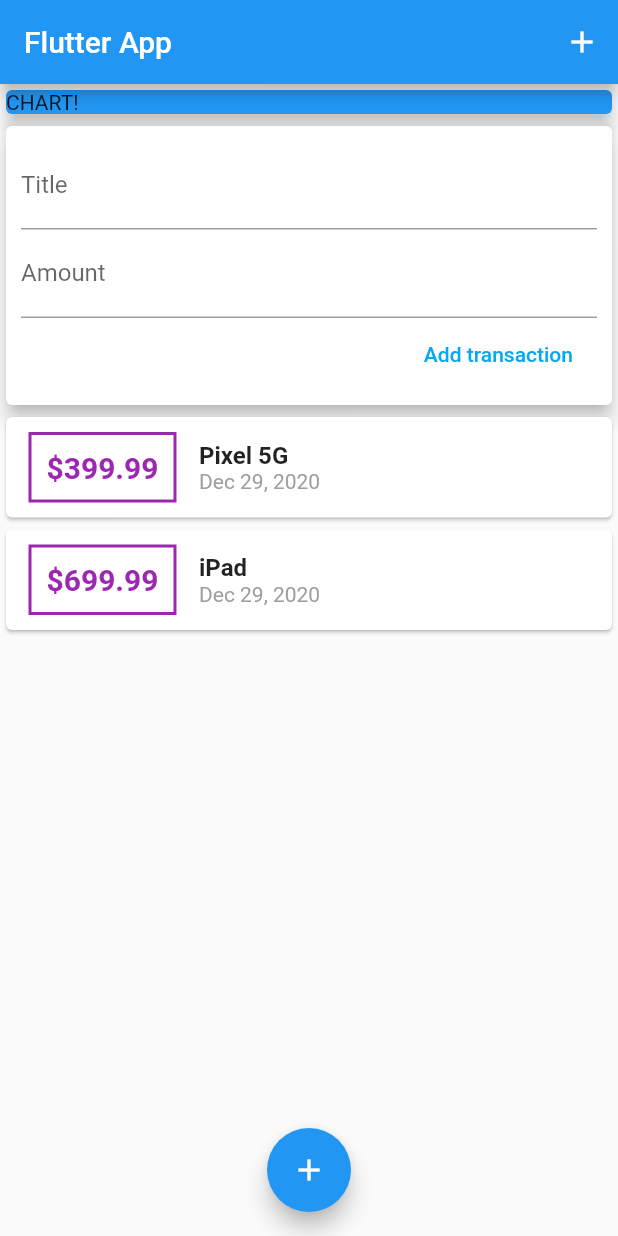
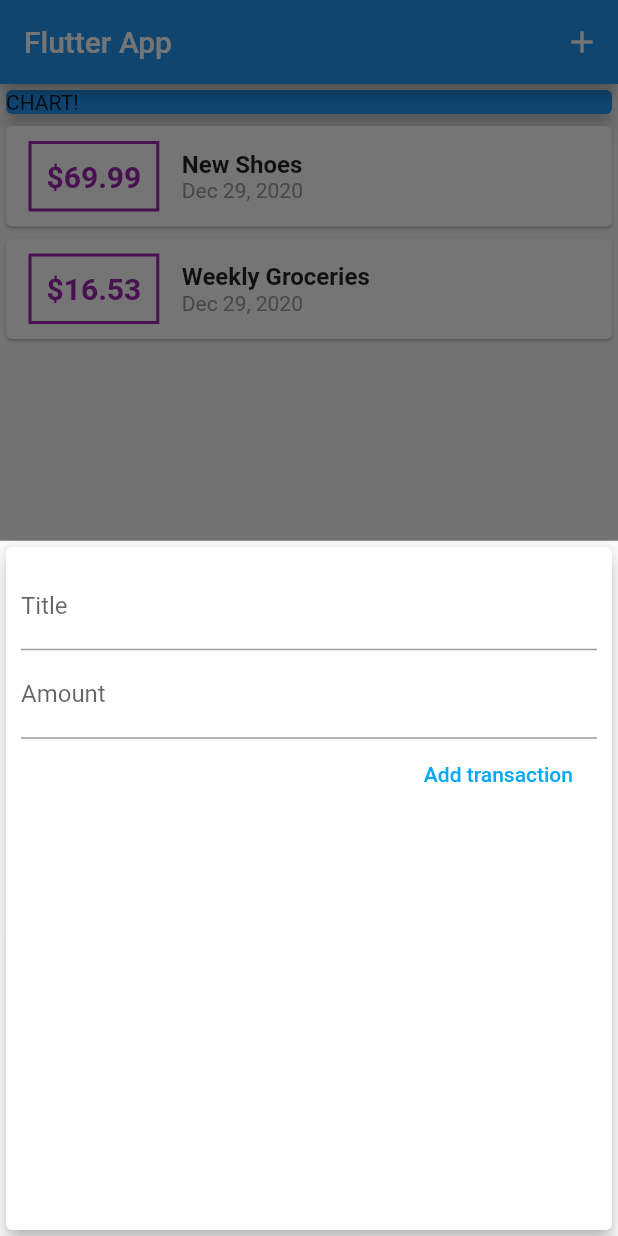
Before and after one commit to Flutteric/ExpensesApp, a Flutter app: the screen it shows after launch, after a tap on the "add" icon, on a phone screen of 412 x 824 dp. Run offline on Flutter 3.47's test engine with Material 2 defaults, Android fonts, the phone set to English and light mode, and no system bars.

```diff
--- a/lib/main.dart
+++ b/lib/main.dart
@@ -1,4 +1,6 @@
-import './widgets/user_transaction.dart';
+import './widgets/transaction_list.dart';
+import './widgets/new_transaction.dart';
+import './models/transaction.dart';
 import 'package:flutter/material.dart';
 
 void main() => runApp(MyApp());
@@ -13,18 +15,71 @@ class MyApp extends StatelessWidget {
   }
 }
 
-class MyHomePage extends StatelessWidget {
+class MyHomePage extends StatefulWidget {
+  // String titleInput;
+  // String amountInput;
+  @override
+  _MyHomePageState createState() => _MyHomePageState();
+}
+
+class _MyHomePageState extends State<MyHomePage> {
+  final List<Transaction> _userTransactions = [
+    Transaction(
+      id: 't1',
+      title: 'New Shoes',
+      amount: 69.99,
+      date: DateTime.now(),
+    ),
+    Transaction(
+      id: 't2',
+      title: 'Weekly Groceries',
+      amount: 16.53,
+      date: DateTime.now(),
+    ),
+  ];
+
+  void _addNewTransaction(String txTitle, double txAmount) {
+    final newTx = Transaction(
+      title: txTitle,
+      amount: txAmount,
+      date: DateTime.now(),
+      id: DateTime.now().toString(),
+    );
+
+    setState(() {
+      _userTransactions.add(newTx);
+    });
+  }
+
+  void _startAddNewTransaction(BuildContext ctx) {
+    showModalBottomSheet(
+      context: ctx,
+      builder: (_) {
+        return GestureDetector(
+          onTap: () {},
+          child: NewTransaction(_addNewTransaction),
+          behavior: HitTestBehavior.opaque,
+        );
+      },
+    );
+  }
+
   @override
   Widget build(BuildContext context) {
     return Scaffold(
       appBar: AppBar(
         title: Text('Flutter App'),
-        actions: <Widget>[IconButton(icon: Icon(Icons.add), onPressed: () {})],
+        actions: <Widget>[
+          IconButton(
+            icon: Icon(Icons.add),
+            onPressed: () => _startAddNewTransaction(context),
+          ),
+        ],
       ),
       body: SingleChildScrollView(
         child: Column(
-          // mainAxisAlignment: MainAxisAlignment.spaceAround,
-          crossAxisAlignment: CrossAxisAlignment.center,
+          // mainAxisAlignment: MainAxisAlignment.start,
+          crossAxisAlignment: CrossAxisAlignment.stretch,
           children: <Widget>[
             Container(
               width: double.infinity,
@@ -34,14 +89,14 @@ class MyHomePage extends StatelessWidget {
                 elevation: 5,
               ),
             ),
-            UserTransaction()
+            TransactionList(_userTransactions),
           ],
         ),
       ),
       floatingActionButtonLocation: FloatingActionButtonLocation.centerFloat,
       floatingActionButton: FloatingActionButton(
         child: Icon(Icons.add),
-        onPressed: () {},
+        onPressed: () => _startAddNewTransaction(context),
       ),
     );
   }
--- a/lib/widgets/new_transaction.dart
+++ b/lib/widgets/new_transaction.dart
@@ -16,8 +16,8 @@ class NewTransaction extends StatelessWidget {
     }
 
     addTx(
-      titleController.text,
-      double.parse(amountController.text),
+      enteredTitle,
+      enteredAmount,
     );
   }
 
--- a/lib/widgets/user_transaction.dart
+++ /dev/null
@@ -1,41 +0,0 @@
-import '../models/transaction.dart';
-
-import './new_transaction.dart';
-import './transaction_list.dart';
-import 'package:flutter/material.dart';
-
-class UserTransaction extends StatefulWidget {
-  @override
-  _UserTransactionState createState() => _UserTransactionState();
-}
-
-class _UserTransactionState extends State<UserTransaction> {
-  final List<Transaction> _userTransaction = [
-    Transaction(
-        id: 't1', title: 'Pixel 5G', amount: 399.99, date: DateTime.now()),
-    Transaction(id: 't2', title: 'iPad', amount: 699.99, date: DateTime.now()),
-  ];
-
-  void _addNewTransaction(String txTitle, double txtAmount) {
-    final newTx = Transaction(
-      title: txTitle,
-      amount: txtAmount,
-      date: DateTime.now(),
-      id: DateTime.now().toString(),
-    );
-
-    setState(() {
-      _userTransaction.add(newTx);
-    });
-  }
-
-  @override
-  Widget build(BuildContext context) {
-    return Column(
-      children: <Widget>[
-        NewTransaction(_addNewTransaction),
-        TransactionList(_userTransaction)
-      ],
-    );
-  }
-}
```
